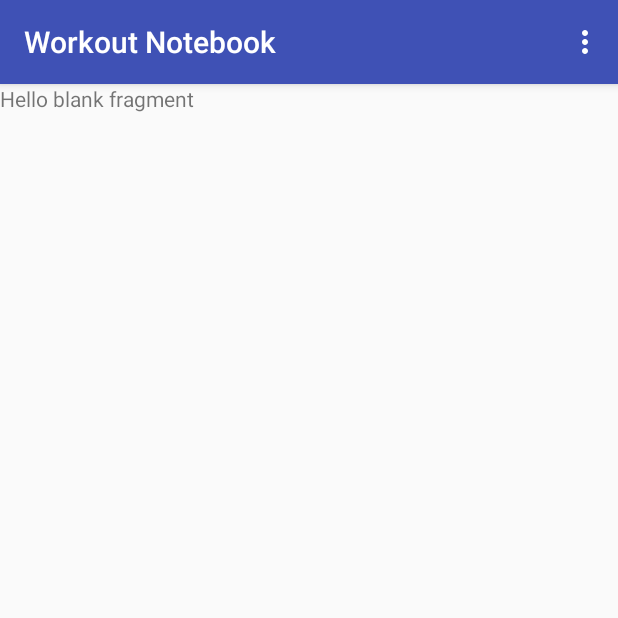
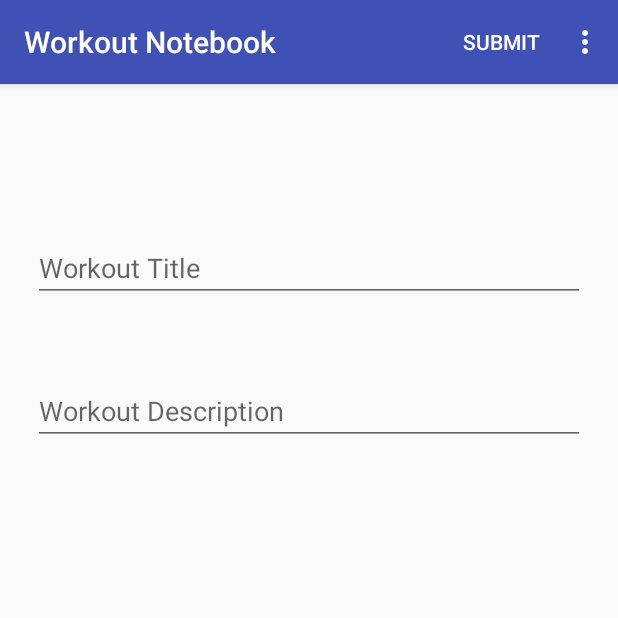
Before and after one commit to TedHoryczun/Workout-Notebook, an Android app: the screen it shows after launch (MainActivity), after a tap on an icon or button, on a phone screen of 412 x 824 dp, the top half of it. Run offline under Robolectric (Android 15) with nearby library versions, the phone set to English and light mode, and no system bars; our stand-ins replace EventBus.

Commit message:
Get workout title, description to DB

```diff
--- a/app/src/main/java/mykotlinm/devlanding/com/workoutnotebook/CreateNewWorkout/CreateNewWorkoutFragment.kt
+++ b/app/src/main/java/mykotlinm/devlanding/com/workoutnotebook/CreateNewWorkout/CreateNewWorkoutFragment.kt
@@ -4,9 +4,8 @@ import android.content.Context
 import android.net.Uri
 import android.os.Bundle
 import android.support.v4.app.Fragment
-import android.view.LayoutInflater
-import android.view.View
-import android.view.ViewGroup
+import android.view.*
+import kotlinx.android.synthetic.main.fragment_create_new_workout.*
 
 import mykotlinm.devlanding.com.workoutnotebook.R
 
@@ -29,13 +28,30 @@ class CreateNewWorkoutFragment : Fragment(), CreateNewWorkMVP.view{
     override fun onCreateView(inflater: LayoutInflater?, container: ViewGroup?,
                               savedInstanceState: Bundle?): View? {
         // Inflate the layout for this fragment
-        return inflater!!.inflate(R.layout.fragment_create_new_workout, container, false)
+        val view: View =  inflater!!.inflate(R.layout.fragment_create_new_workout, container, false)
+        setHasOptionsMenu(true)
+        return view
     }
 
     override fun onViewCreated(view: View?, savedInstanceState: Bundle?) {
         super.onViewCreated(view, savedInstanceState)
         presenter = CreateNewWorkoutPresenter(this, context)
         presenter.createWorkout("new", "the best workout ever")
+    }
+
+    override fun onCreateOptionsMenu(menu: Menu?, inflater: MenuInflater?) {
+        inflater?.inflate(R.menu.create_workout, menu)
+    }
+
+    override fun onOptionsItemSelected(item: MenuItem?): Boolean {
+        return super.onOptionsItemSelected(item)
+        when(item?.itemId){
+            R.id.submitWorkout ->{
+                val workoutTitleText = workoutTitle.text.toString()
+                val workoutDescriptionText = workoutDescription.text.toString()
+                presenter.createWorkout(workoutTitleText, workoutDescriptionText)
+            }
+        }
     }
 
     // TODO: Rename method, update argument and hook method into UI event
--- a/app/src/main/res/layout/fragment_create_new_workout.xml
+++ b/app/src/main/res/layout/fragment_create_new_workout.xml
@@ -1,13 +1,28 @@
-<FrameLayout xmlns:android="http://schemas.android.com/apk/res/android"
+<android.support.constraint.ConstraintLayout xmlns:android="http://schemas.android.com/apk/res/android"
+    xmlns:app="http://schemas.android.com/apk/res-auto"
     xmlns:tools="http://schemas.android.com/tools"
     android:layout_width="match_parent"
     android:layout_height="match_parent"
     tools:context="mykotlinm.devlanding.com.workoutnotebook.CreateNewWorkout.CreateNewWorkoutFragment">
 
     <!-- TODO: Update blank fragment layout -->
-    <TextView
-        android:layout_width="match_parent"
-        android:layout_height="match_parent"
-        android:text="@string/hello_blank_fragment" />
+    <android.support.design.widget.TextInputEditText
+        android:layout_width="368dp"
+        android:layout_height="wrap_content"
+        android:id="@+id/workoutTitle"
+        android:hint="Workout Title"
+        app:layout_constraintLeft_toLeftOf="parent"
+        app:layout_constraintRight_toRightOf="parent"
+        app:layout_constraintTop_toTopOf="parent"
+        android:layout_marginTop="100dp" />
 
-</FrameLayout>
+    <android.support.design.widget.TextInputEditText
+        android:id="@+id/workoutDescription"
+        android:layout_width="368dp"
+        android:hint="Workout Description"
+        android:layout_height="wrap_content"
+        app:layout_constraintLeft_toLeftOf="parent"
+        app:layout_constraintRight_toRightOf="parent"
+        android:layout_marginTop="50dp"
+        app:layout_constraintTop_toBottomOf="@+id/workoutTitle" />
+</android.support.constraint.ConstraintLayout>
--- /dev/null
+++ b/app/src/main/res/menu/create_workout.xml
@@ -0,0 +1,8 @@
+<?xml version="1.0" encoding="utf-8"?>
+<menu xmlns:android="http://schemas.android.com/apk/res/android"
+    xmlns:app="http://schemas.android.com/apk/res-auto">
+    <item android:title="Submit"
+        android:id="@+id/submitWorkout"
+        app:showAsAction="always"/>
+
+</menu>
```
